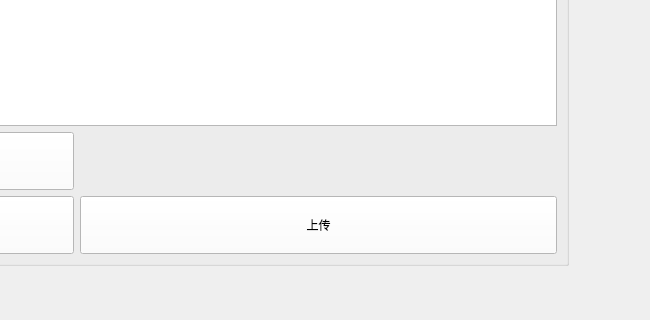
bjc123321/30KWZFDZZJCY, file App/Page/data.ui: the form before one commit; both pictures show x 497 to 1147 and y 386 to 706 of the 1147 by 706 pixel window.
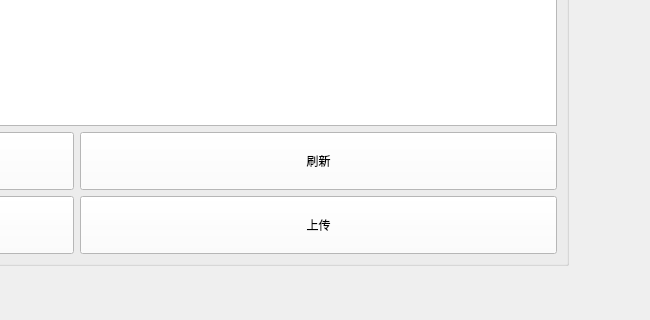
The form after the commit.

The edit to the form file:
```diff
--- a/App/Page/data.ui
+++ b/App/Page/data.ui
@@ -168,6 +168,13 @@
         </property>
        </widget>
       </item>
+      <item row="2" column="1">
+       <widget class="QPushButton" name="pushButton_4">
+        <property name="text">
+         <string>刷新</string>
+        </property>
+       </widget>
+      </item>
      </layout>
     </widget>
    </item>
```
